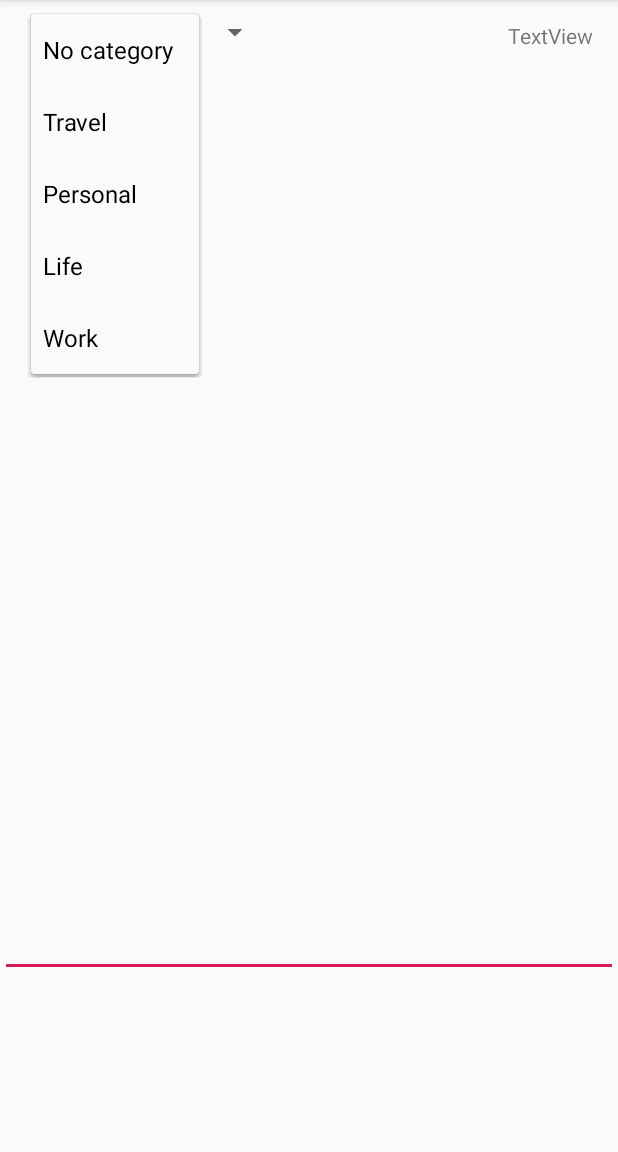
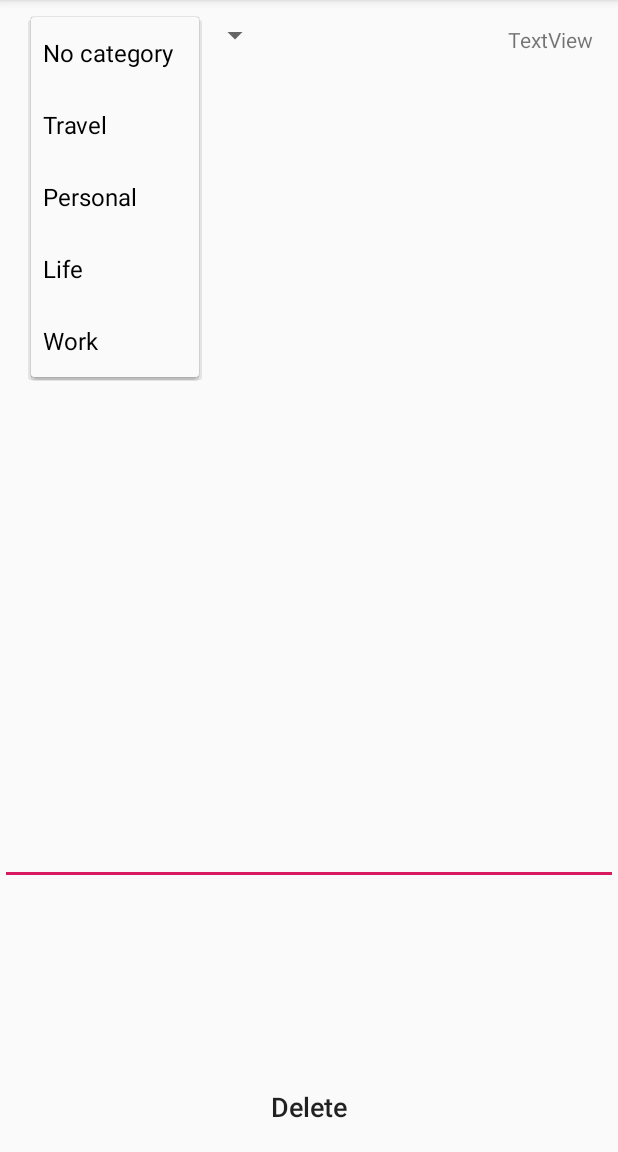
Before and after one commit to orange006/Organizer, an Android app: the activity_edit_note screen opened directly, with no data from a screen before it, after a tap on "No category", on a phone screen of 412 x 824 dp, the part 84-1236 px from its top. Run offline under Robolectric (Android 15) with nearby library versions, the phone set to English and light mode, and no system bars.

Commit message:
Added deleting and updating feature to note

```diff
--- a/app/src/main/java/com/example/organizer/activities/activity_add_todo.java
+++ b/app/src/main/java/com/example/organizer/activities/activity_add_todo.java
@@ -9,10 +9,8 @@ import android.graphics.drawable.ColorDrawable;
 import android.os.Build;
 import android.os.Bundle;
 import android.view.MenuItem;
-
 import com.example.organizer.R;
 import com.example.organizer.utils.StatusBarColor;
-
 import java.util.Objects;
 
 public class activity_add_todo extends AppCompatActivity {
--- a/app/src/main/res/layout/activity_edit_note.xml
+++ b/app/src/main/res/layout/activity_edit_note.xml
@@ -1,10 +1,27 @@
 <?xml version="1.0" encoding="utf-8"?>
-<androidx.constraintlayout.widget.ConstraintLayout xmlns:android="http://schemas.android.com/apk/res/android"
+<androidx.constraintlayout.widget.ConstraintLayout
+    xmlns:android="http://schemas.android.com/apk/res/android"
     xmlns:app="http://schemas.android.com/apk/res-auto"
     xmlns:tools="http://schemas.android.com/tools"
     android:layout_width="match_parent"
-    android:layout_height="wrap_content"
-    tools:context=".activities.activity_edit_note">
+    android:layout_height="match_parent"
+    tools:context=".activities.activity_edit_note" >
+
+    <Button
+        android:id="@+id/delete_note"
+        style="@style/Widget.AppCompat.Button.Borderless"
+        android:layout_width="match_parent"
+        android:layout_height="60dp"
+        android:text="@string/delete"
+        android:textAllCaps="false"
+        android:textSize="18sp"
+        android:onClick="deleteNote"
+        app:layout_constraintBottom_toBottomOf="parent"
+        app:layout_constraintEnd_toEndOf="parent"
+        app:layout_constraintHorizontal_bias="0.0"
+        app:layout_constraintStart_toStartOf="parent"
+        app:layout_constraintTop_toTopOf="@+id/spinnerCategoryNotes_edit"
+        app:layout_constraintVertical_bias="1.0" />
 
     <TextView
         android:id="@+id/timeNotes_edit"
@@ -20,9 +37,9 @@
 
     <Spinner
         android:id="@+id/spinnerCategoryNotes_edit"
-        android:entries="@array/category_list"
         android:layout_width="160dp"
         android:layout_height="wrap_content"
+        android:entries="@array/category_list"
         app:layout_constraintBottom_toBottomOf="parent"
         app:layout_constraintEnd_toEndOf="parent"
         app:layout_constraintHorizontal_bias="0.083"
@@ -30,18 +47,20 @@
         app:layout_constraintTop_toTopOf="parent"
         app:layout_constraintVertical_bias="0.015" />
 
+
     <EditText
         android:id="@+id/noteTextArea_edit"
         android:layout_width="match_parent"
-        android:layout_height="601dp"
+        android:layout_height="540dp"
         android:layout_marginTop="50dp"
         android:ems="10"
         android:gravity="start|top"
         android:inputType="textMultiLine"
         app:layout_constraintBottom_toBottomOf="parent"
         app:layout_constraintEnd_toEndOf="parent"
+        app:layout_constraintHorizontal_bias="0.0"
         app:layout_constraintStart_toStartOf="parent"
         app:layout_constraintTop_toTopOf="parent"
-        app:layout_constraintVertical_bias="1.0" />
+        app:layout_constraintVertical_bias="0.0" />
 
 </androidx.constraintlayout.widget.ConstraintLayout>
--- a/app/src/main/res/values/strings.xml
+++ b/app/src/main/res/values/strings.xml
@@ -15,6 +15,7 @@
     <string name="category">category</string>
     <string name="date">date</string>
     <string name="content">content</string>
+    <string name="delete">Delete</string>
 
     <string-array name="category_list">
         <item>No category</item>
```
Also changed, not shown: app/src/main/java/com/example/organizer/activities/activity_add_note.java (+10 -7 lines), app/src/main/java/com/example/organizer/activities/activity_edit_note.java (+56 -6 lines), app/src/main/java/com/example/organizer/adapters/RVAdapter.java (+5 -4 lines), app/src/main/java/com/example/organizer/model/Note.java (+7 -12 lines).
